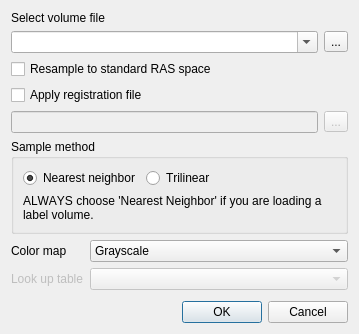
The window that freeview/DialogLoadVolume.ui (neurodebian/freesurfer) describes before a commit, drawn with Qt 5.
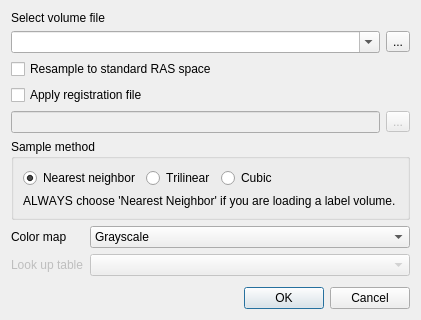
The same window after the commit. Icons and pictures are not drawn.

Diff of the .ui file:
```diff
--- a/freeview/DialogLoadVolume.ui
+++ b/freeview/DialogLoadVolume.ui
@@ -169,7 +169,7 @@
         </property>
        </widget>
       </item>
-      <item row="0" column="2">
+      <item row="0" column="3">
        <spacer name="horizontalSpacer">
         <property name="orientation">
          <enum>Qt::Horizontal</enum>
@@ -182,7 +182,7 @@
         </property>
        </spacer>
       </item>
-      <item row="1" column="0" colspan="3">
+      <item row="1" column="0" colspan="4">
        <widget class="QLabel" name="label_2">
         <property name="text">
          <string>ALWAYS choose 'Nearest Neighbor' if you are loading a label volume.</string>
@@ -198,6 +198,13 @@
         </property>
        </widget>
       </item>
+      <item row="0" column="2">
+       <widget class="QRadioButton" name="radioCubic">
+        <property name="text">
+         <string>Cubic</string>
+        </property>
+       </widget>
+      </item>
      </layout>
     </widget>
    </item>
```
